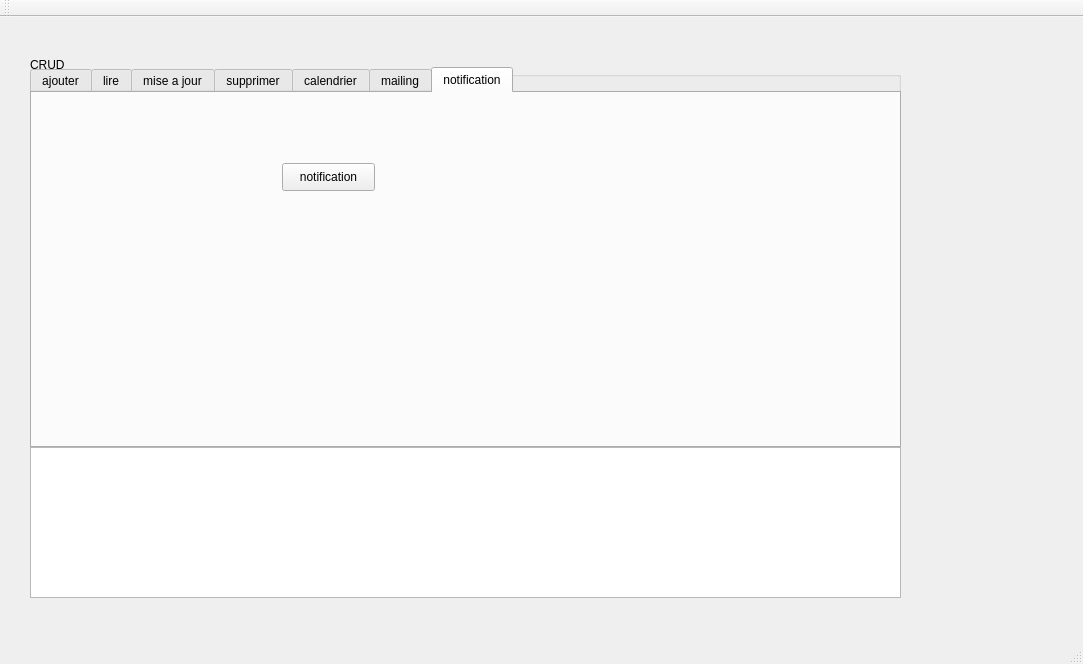
This is mainwindow.ui in sakerhajji/smart_court_2a32 as Qt 5 draws it before an edit. The edited form follows.
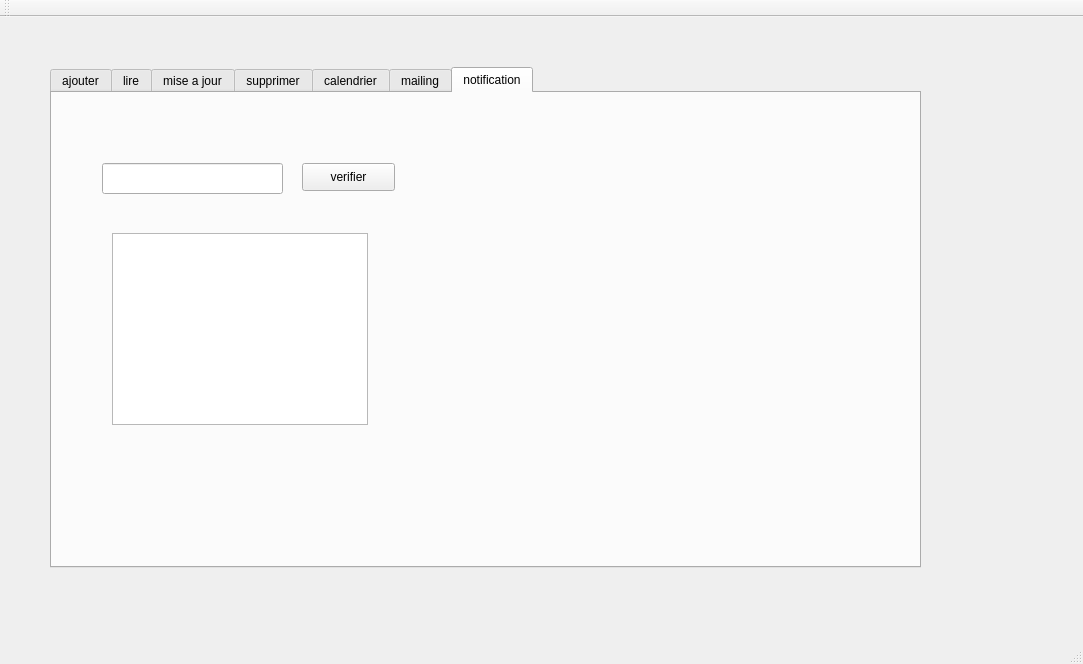
This is the edited form. The open tabs and pages were chosen to show the change. Icons and pictures are not drawn.

What changed in the file:
```diff
--- a/mainwindow.ui
+++ b/mainwindow.ui
@@ -18,25 +18,13 @@
     <normaloff>:/myappico.png</normaloff>:/myappico.png</iconset>
   </property>
   <widget class="QWidget" name="centralWidget">
-   <widget class="QGroupBox" name="groupBox">
-    <property name="geometry">
-     <rect>
-      <x>30</x>
-      <y>40</y>
-      <width>871</width>
-      <height>541</height>
-     </rect>
-    </property>
-    <property name="title">
-     <string>CRUD</string>
-    </property>
     <widget class="QTabWidget" name="tabWidget">
      <property name="geometry">
       <rect>
-       <x>0</x>
-       <y>10</y>
+      <x>50</x>
+      <y>50</y>
        <width>871</width>
-       <height>381</height>
+      <height>501</height>
       </rect>
      </property>
      <property name="currentIndex">
@@ -257,6 +245,16 @@
         <string>pdf</string>
        </property>
       </widget>
+     <widget class="QTableView" name="tab_juge">
+      <property name="geometry">
+       <rect>
+        <x>390</x>
+        <y>30</y>
+        <width>431</width>
+        <height>421</height>
+       </rect>
+      </property>
+     </widget>
      </widget>
      <widget class="QWidget" name="tab_3">
       <attribute name="title">
@@ -586,20 +584,45 @@
         </rect>
        </property>
        <property name="text">
-        <string>notification</string>
-       </property>
-      </widget>
+       <string>verifier</string>
+      </property>
+     </widget>
+     <widget class="QLineEdit" name="chercher_2">
+      <property name="geometry">
+       <rect>
+        <x>50</x>
+        <y>70</y>
+        <width>181</width>
+        <height>31</height>
+       </rect>
+      </property>
+      <property name="text">
+       <string/>
+      </property>
      </widget>
-    </widget>
-    <widget class="QTableView" name="tab_juge">
+     <widget class="QLabel" name="affiche">
+      <property name="geometry">
+       <rect>
+        <x>320</x>
+        <y>200</y>
+        <width>221</width>
+        <height>16</height>
+       </rect>
+      </property>
+      <property name="text">
+       <string/>
+      </property>
+     </widget>
+     <widget class="QListWidget" name="hhhh">
      <property name="geometry">
       <rect>
-       <x>0</x>
-       <y>390</y>
-       <width>871</width>
-       <height>151</height>
-      </rect>
-     </property>
+        <x>60</x>
+        <y>140</y>
+        <width>256</width>
+        <height>192</height>
+       </rect>
+      </property>
+     </widget>
     </widget>
    </widget>
   </widget>
```
Left out of the diff: 74 changed lines with no effect on the pictures. Lines whose indentation alone changed are shown as unchanged.
